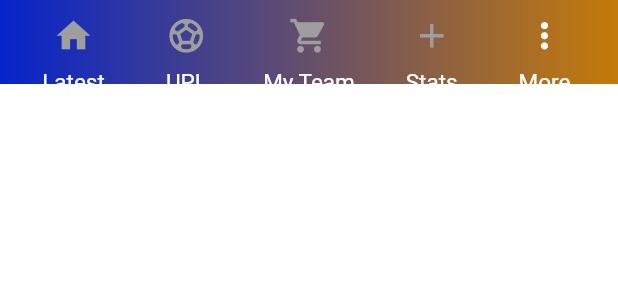
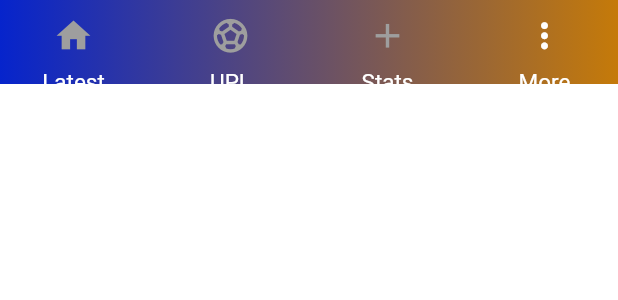
Before and after one commit to eddrinexhakasadiq18/UPL_project, a Flutter app: the BottomNavigationBar1 widget shown alone on an empty page, opened directly, after a tap on the "more vert" icon, on a phone screen of 412 x 824 dp. Shown: the top 300 px of the screen. Run offline on Flutter 3.47's test engine with Material 2 defaults, Android fonts, the light colour scheme and no system bars; our stand-ins replace animated_splash_screen, flutter_svg.

Commit message:
have corrected the more page

```diff
--- a/lib/main.dart
+++ b/lib/main.dart
@@ -4,9 +4,10 @@ import 'package:upl_app/latest.dart';
 //import 'package:upl_app/my_team.dart';
 import 'package:upl_app/stat.dart';
 import 'package:upl_app/upl.dart';
-
 import 'package:upl_app/more.dart';
 //import 'package:upl_app/splash.dart';
+import 'package:upl_app/profile_screen.dart';
+import 'package:flutter_svg/flutter_svg.dart';
 
 void main() {
   runApp(const MyApp());
@@ -20,6 +21,7 @@ class MyApp extends StatelessWidget {
   Widget build(BuildContext context) {
     return MaterialApp(
         debugShowCheckedModeBanner: false,
+
         title: 'UPL',
         theme: ThemeData(
           scaffoldBackgroundColor: Colors.white,
@@ -43,6 +45,10 @@ class MyApp extends StatelessWidget {
             );
   }
 }
+
+
+
+
 
 
 class MyHomePage extends StatefulWidget {
@@ -111,19 +117,19 @@ class _MyHomePageState extends State<MyHomePage> {
                   IconBottomBar(
                       text: "Stats",
                       icon: Icons.add,
-                      selected: _selectedIndex == 3,
+                      selected: _selectedIndex == 2,
                       onPressed: () {
                         setState(() {
-                          _selectedIndex = 3;
+                          _selectedIndex = 2;
                         });
                       }),
                   IconBottomBar(
                       text: "More",
                       icon: Icons.more_vert,
-                      selected: _selectedIndex == 4,
+                      selected: _selectedIndex == 3,
                       onPressed: () {
                         setState(() {
-                          _selectedIndex = 4;
+                          _selectedIndex = 3;
                         });
                       }),
                 ],
@@ -182,9 +188,18 @@ class _BottomNavigationBar1State extends State<BottomNavigationBar1> {
                         _selectedIndex = 1;
                       });
                     }),
+                //IconBottomBar(
+                    //text: "My Team",
+                    //icon: Icons.local_grocery_store,
+                    //selected: _selectedIndex == 2,
+                   // onPressed: () {
+                    //  setState(() {
+                      //  _selectedIndex = 2;
+                    //  });
+                    //}),
                 IconBottomBar(
-                    text: "My Team",
-                    icon: Icons.local_grocery_store,
+                    text: "Stats",
+                    icon: Icons.add,
                     selected: _selectedIndex == 2,
                     onPressed: () {
                       setState(() {
@@ -192,21 +207,12 @@ class _BottomNavigationBar1State extends State<BottomNavigationBar1> {
                       });
                     }),
                 IconBottomBar(
-                    text: "Stats",
-                    icon: Icons.add,
+                    text: "More",
+                    icon: Icons.more_vert,
                     selected: _selectedIndex == 3,
                     onPressed: () {
                       setState(() {
                         _selectedIndex = 3;
-                      });
-                    }),
-                IconBottomBar(
-                    text: "More",
-                    icon: Icons.more_vert,
-                    selected: _selectedIndex == 4,
-                    onPressed: () {
-                      setState(() {
-                        _selectedIndex = 4;
                       });
                     }),
               ],
--- a/lib/upl.dart
+++ b/lib/upl.dart
@@ -16,9 +16,9 @@ class _UplState extends State<Upl> {
         title: const Text("UPL"),
       ),
       body: ListView(
-
-        children: const [Text("This is the UP page"),],
-
+        children: const [
+          Text("This is the UP page"),
+        ],
       ),
     );
   }
--- a/pubspec.yaml
+++ b/pubspec.yaml
@@ -30,13 +30,17 @@ dependencies:
   flutter:
     sdk: flutter
   animated_splash_screen: ^1.3.0
+  material_design_icons_flutter: ^3.2.3895
 
 
 
   # The following adds the Cupertino Icons font to your application.
   # Use with the CupertinoIcons class for iOS style icons.
   cupertino_icons: ^1.0.2
-  flutter_svg: ^1.1.0
+  google_fonts: ^2.1.0
+  flutter_svg: ^1.1.5
+  bezier_chart: ^1.0.17+1
+
 
 dev_dependencies:
   flutter_test:
```
Also changed, not shown: lib/latest.dart (+6 -3 lines), lib/more.dart (+4 -5 lines), lib/profile_screen.dart (added, +47 -0 lines), lib/splash.dart (+5 -5 lines), assets/images/back.svg (added), assets/images/search.svg (added), assets/images/share.svg (added), pubspec.lock, 1 other file.
